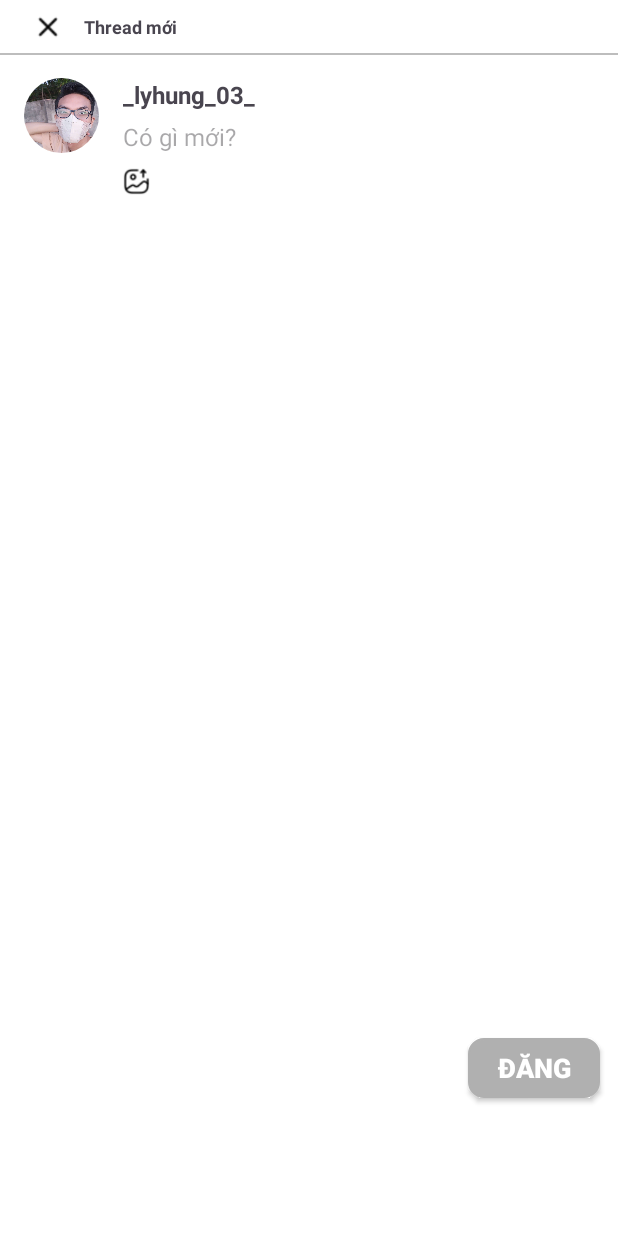
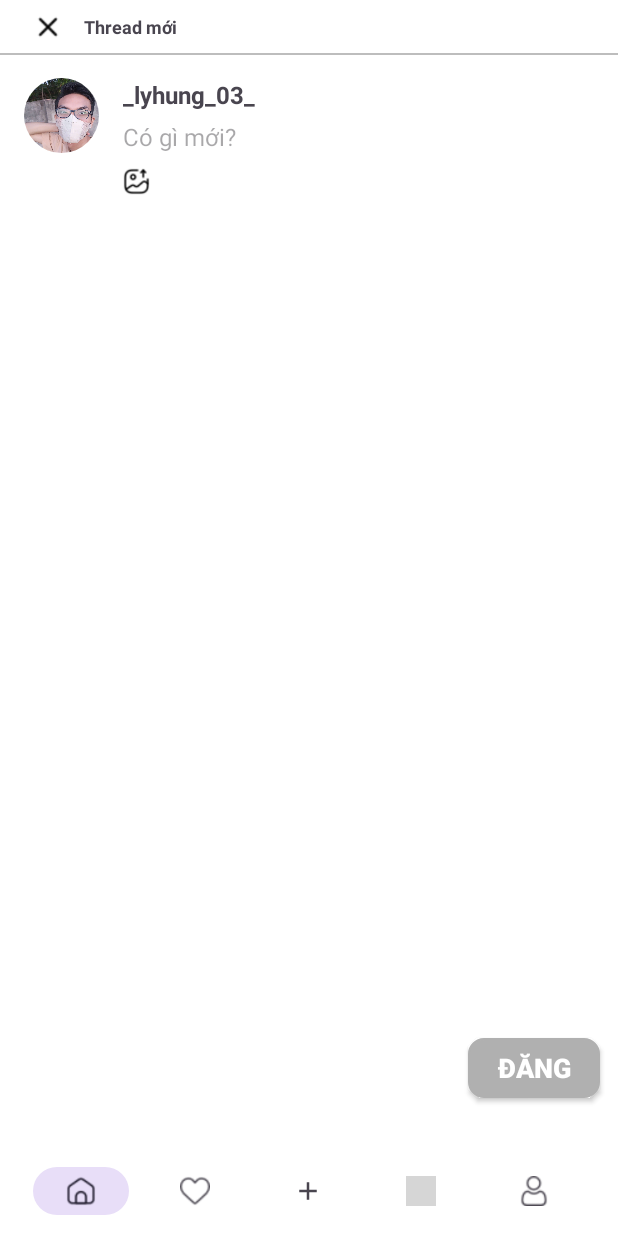
Before and after one commit to daithien2004/ThreadsProject, an Android app: the fragment PostFragment placed in its activity, on a phone screen of 412 x 824 dp. Run offline under Robolectric (Android 15) with nearby library versions, the phone set to English and light mode, and no system bars; pictures from the network do not load; grey boxes are pictures that could not be loaded.

Commit message:
chỉnh giao diện

```diff
--- a/TheadsProject/app/src/main/java/com/example/theadsproject/activity/PostFragment.java
+++ b/TheadsProject/app/src/main/java/com/example/theadsproject/activity/PostFragment.java
@@ -143,14 +143,14 @@ public class PostFragment extends Fragment {
         // Lắng nghe thay đổi trong danh sách ảnh
         imageAdapter.setOnDataChangedListener(this::updatePostButtonState);
 
-        // Ẩn BottomAppBar & BottomNavigationView
-        if (getActivity() != null) {
-            BottomAppBar bottomAppBar = getActivity().findViewById(R.id.bottomAppBar);
-            BottomNavigationView bottomNav = getActivity().findViewById(R.id.bottomNavigationView);
-
-            if (bottomAppBar != null) bottomAppBar.setVisibility(View.GONE);
-            if (bottomNav != null) bottomNav.setVisibility(View.GONE);
-        }
+//        // Ẩn BottomAppBar & BottomNavigationView
+//        if (getActivity() != null) {
+//            BottomAppBar bottomAppBar = getActivity().findViewById(R.id.bottomAppBar);
+//            BottomNavigationView bottomNav = getActivity().findViewById(R.id.bottomNavigationView);
+//
+//            if (bottomAppBar != null) bottomAppBar.setVisibility(View.GONE);
+//            if (bottomNav != null) bottomNav.setVisibility(View.GONE);
+//        }
 
         return view;
     }
--- a/TheadsProject/app/src/main/res/layout/fragment_post.xml
+++ b/TheadsProject/app/src/main/res/layout/fragment_post.xml
@@ -59,8 +59,8 @@
 
                 <androidx.recyclerview.widget.RecyclerView
                     android:id="@+id/rvImages"
-                    android:layout_width="0dp"
-                    android:layout_height="300dp"
+                    android:layout_width="match_parent"
+                    android:layout_height="wrap_content"
                     android:visibility="gone"
                     app:layout_constraintWidth_percent="0.9"
                     app:layout_constraintStart_toStartOf="parent"
```
